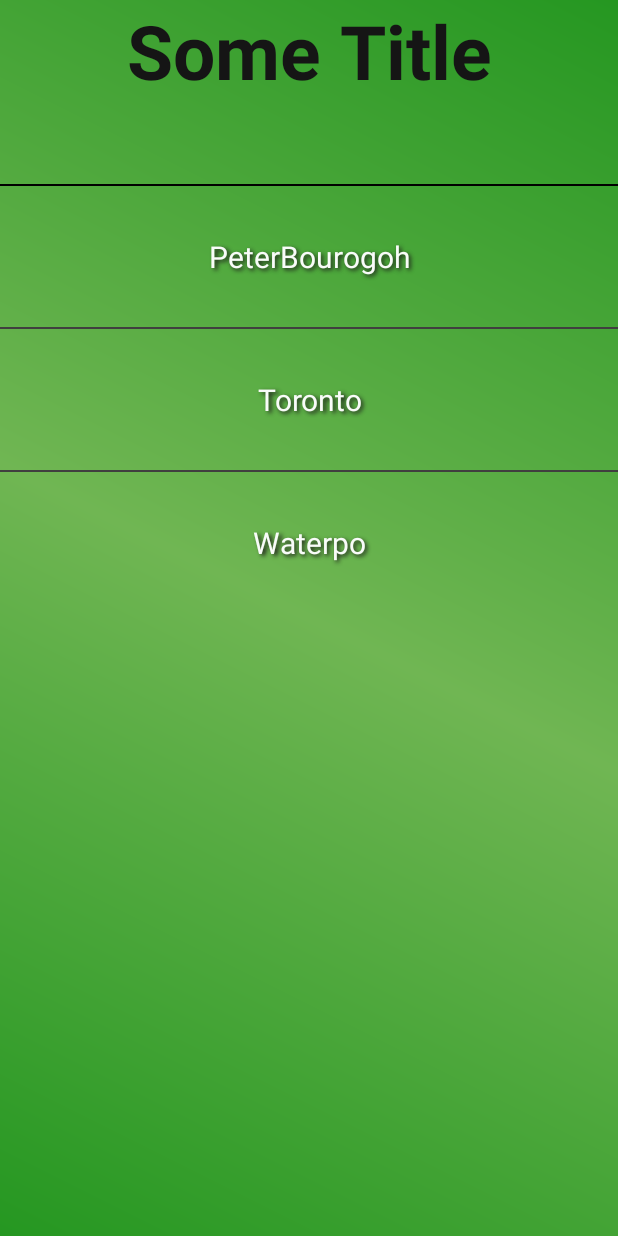
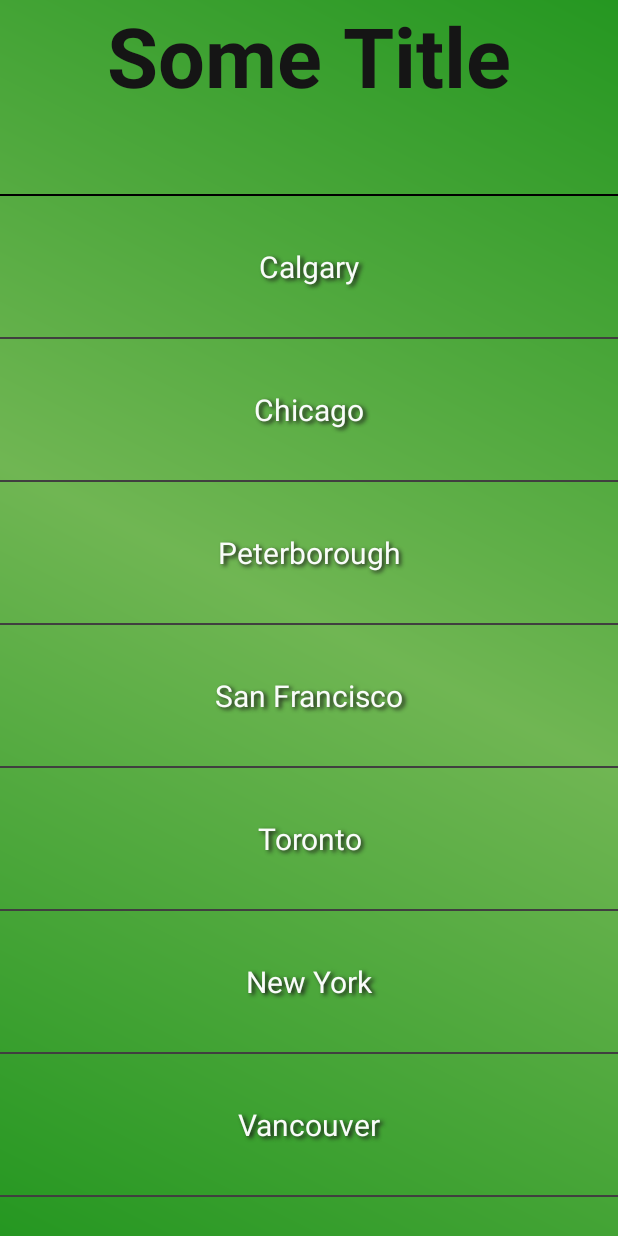
Before and after one commit to tzhang995/ECHacks2016, an Android app: the screen it shows after launch (MainActivity), on a phone screen of 412 x 824 dp. Run offline under Robolectric (Android 15) with nearby library versions, the phone set to English and light mode, and no system bars.

Commit message:
edited UI

```diff
--- a/app/src/main/java/com/example/zy/echacks2016/MainActivity.java
+++ b/app/src/main/java/com/example/zy/echacks2016/MainActivity.java
@@ -21,9 +21,14 @@ public class MainActivity extends Activity{
         super.onCreate(savedInstanceState);
         setContentView(R.layout.activity_main);
         cityList = new ArrayList<>();
-        cityList.add("PeterBourogoh");
+        cityList.add("Calgary");
+        cityList.add("Chicago");
+        cityList.add("Peterborough");
+        cityList.add("San Francisco");
         cityList.add("Toronto");
-        cityList.add("Waterpo");
+        cityList.add("New York");
+        cityList.add("Vancouver");
+        cityList.add("Waterloo");
         mAdapter = new ArrayAdapter<String>(this, R.layout.city_listitem, cityList);
         ListView listView = (ListView) findViewById(R.id.city_list_view);
         listView.setAdapter(mAdapter);
--- a/app/src/main/res/layout/activity_main.xml
+++ b/app/src/main/res/layout/activity_main.xml
@@ -13,7 +13,7 @@
         android:layout_height="wrap_content"
         android:text="Some Title"
         android:textStyle="bold"
-        android:textSize="50dp"
+        android:textSize="55dp"
         android:textColor="#151515"
         android:paddingBottom="55dp"
         android:textAlignment="center"/>
```
Also changed, not shown: 1 other file.
